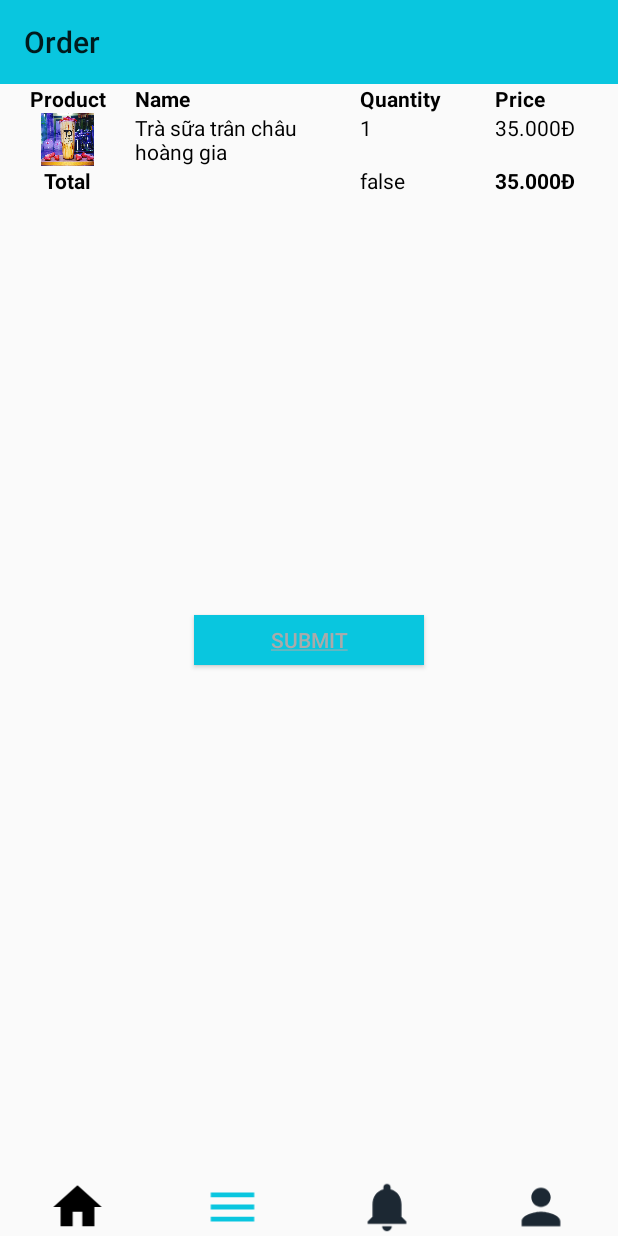
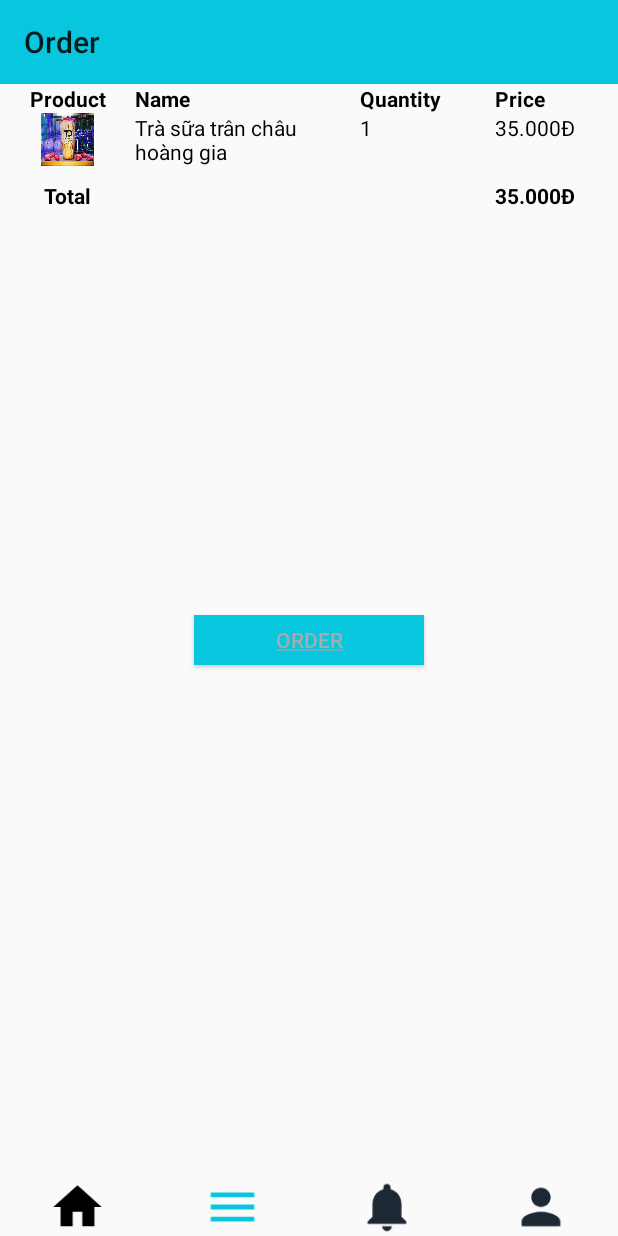
Before and after one commit to dangngocthanhduyen/DeliveryApp, an Android app: the Order screen opened directly, with no data from a screen before it, on a phone screen of 412 x 824 dp. Run offline under Robolectric (Android 15) with nearby library versions, the light colour scheme and no system bars.

Commit message:
last last update

```diff
--- a/DeliveryNowApp/app/src/main/java/demo1/uit/thanhduyen/imageslider/Home.java
+++ b/DeliveryNowApp/app/src/main/java/demo1/uit/thanhduyen/imageslider/Home.java
@@ -116,7 +116,7 @@ public class Home extends AppCompatActivity {
 
         // Tạo request lên server.
         Request request = new Request.Builder()
-                .url("https://e77937ec.ngrok.io/Web-Admin/public/api/getstorelist")
+                .url("https://9c8b410e.ngrok.io/Web-Admin/public/api/getstorelist")
                 .build();
 
         // Thực thi request.
--- a/DeliveryNowApp/app/src/main/java/demo1/uit/thanhduyen/imageslider/Order.java
+++ b/DeliveryNowApp/app/src/main/java/demo1/uit/thanhduyen/imageslider/Order.java
@@ -32,7 +32,7 @@ public class Order extends AppCompatActivity {
         });
     }
     public void onClickHome(){
-        menu_iv= findViewById(R.id.menu_iv);
+        menu_iv= findViewById(R.id.home_iv);
         menu_iv.setOnClickListener(new View.OnClickListener() {
             @Override
             public void onClick(View v) {
--- a/DeliveryNowApp/app/src/main/java/demo1/uit/thanhduyen/imageslider/ProductDetail.java
+++ b/DeliveryNowApp/app/src/main/java/demo1/uit/thanhduyen/imageslider/ProductDetail.java
@@ -56,7 +56,7 @@ public class ProductDetail extends AppCompatActivity {
 
         // Tạo request lên server.
         Request request = new Request.Builder()
-                .url("https://e77937ec.ngrok.io/Web-Admin/public/api/getproductlist")
+                .url("https://9c8b410e.ngrok.io/Web-Admin/public/api/getproductlist")
                 .build();
 
         // Thực thi request.
--- a/DeliveryNowApp/app/src/main/res/layout/activity_order.xml
+++ b/DeliveryNowApp/app/src/main/res/layout/activity_order.xml
@@ -98,7 +98,8 @@
 
             <TableRow
                 android:layout_width="match_parent"
-                android:layout_height="match_parent">
+                android:layout_height="match_parent"
+                android:layout_marginTop="10dp">
 
                 <TextView
                     android:id="@+id/textView8"
@@ -120,7 +121,7 @@
                     android:id="@+id/textView10"
                     android:layout_width="90dp"
                     android:layout_height="wrap_content"
-                    android:text="@+id/textView11"
+                    android:text=""
                     android:textColor="#000000" />
 
                 <TextView
--- a/DeliveryNowApp/app/src/main/res/layout/activity_sign_in.xml
+++ b/DeliveryNowApp/app/src/main/res/layout/activity_sign_in.xml
@@ -34,6 +34,7 @@
         android:layout_below="@+id/email_et"
         android:hint="@string/password"
         android:layout_marginTop="10dp"
+        android:password="true"
         android:textColorLink="@android:color/darker_gray"/>
 
     <!--Sign In Button-->
--- a/DeliveryNowApp/app/src/main/res/values/strings.xml
+++ b/DeliveryNowApp/app/src/main/res/values/strings.xml
@@ -36,7 +36,7 @@
     <string name="category">DRINK</string>
     <string name="order">Order</string>
     <string name="product">Trà sữa trân châu hoàng gia</string>
-    <string name="submit"><a href="http://www.bla.com">SUBMIT</a></string>
+    <string name="submit"><a href="http://www.bla.com">ORDER</a></string>
 
 
 </resources>
```
